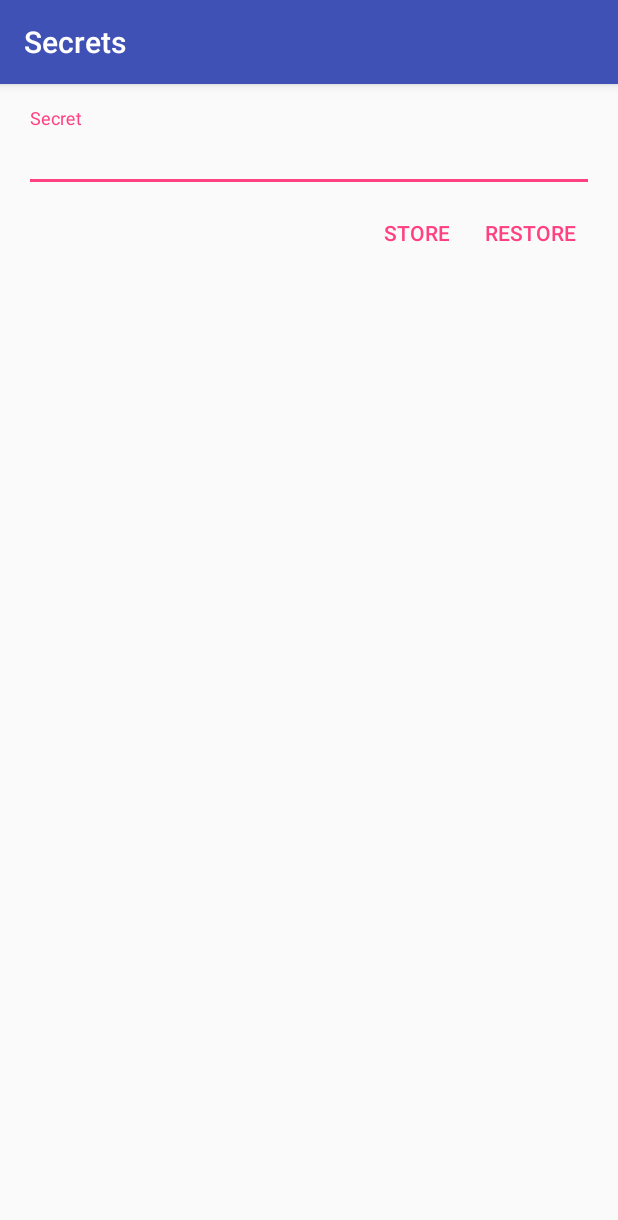
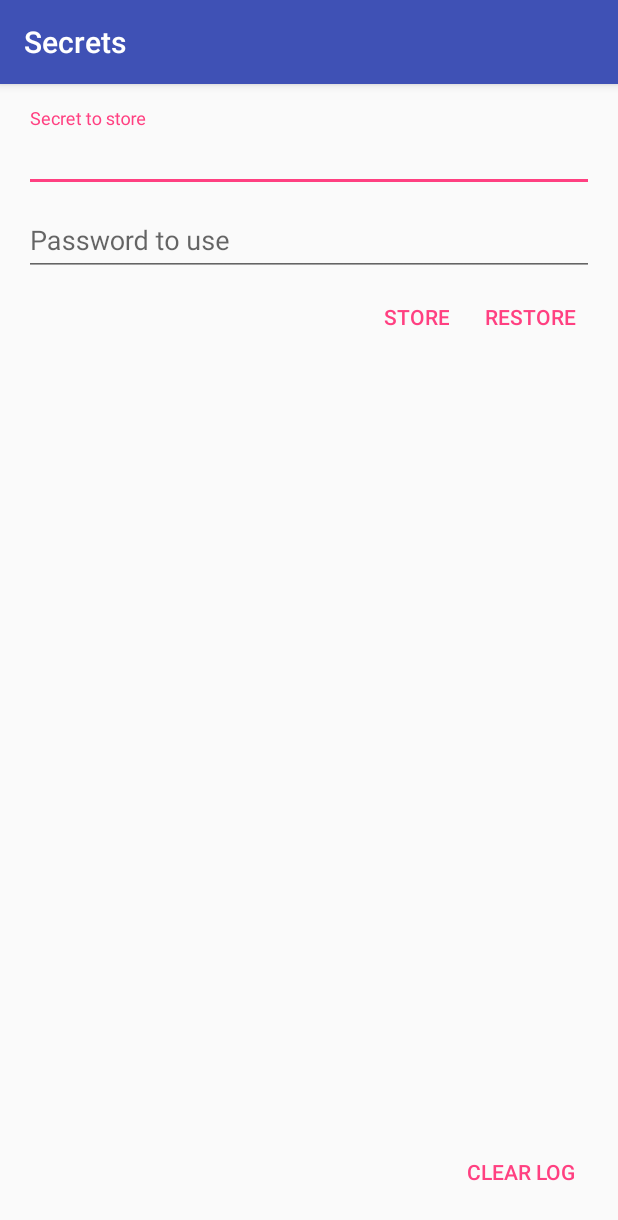
Before and after one commit to yasevich/secrets, an Android app: the screen it shows after launch (MainActivity), on a phone screen of 412 x 824 dp. Shown: the top 1220 px of the screen. Run offline under Robolectric (Android 15) with nearby library versions, the phone set to English and light mode, and no system bars; our stand-ins replace data binding; pictures from the network do not load.

Commit message:
Minor fixes

```diff
--- a/app/build.gradle
+++ b/app/build.gradle
@@ -6,7 +6,7 @@ android {
 
     defaultConfig {
         applicationId "com.github.yasevich.secrets"
-        minSdkVersion 18
+        minSdkVersion 11
         targetSdkVersion 25
         versionCode 1
         versionName "1.0"
--- a/app/src/main/res/layout/activity_main.xml
+++ b/app/src/main/res/layout/activity_main.xml
@@ -21,7 +21,21 @@
                 android:id="@+id/secret"
                 android:layout_width="match_parent"
                 android:layout_height="wrap_content"
-                android:hint="Secret"
+                android:hint="Secret to store"
+                tools:ignore="HardcodedText"/>
+
+        </android.support.design.widget.TextInputLayout>
+
+        <android.support.design.widget.TextInputLayout
+            android:layout_width="match_parent"
+            android:layout_height="wrap_content">
+
+            <EditText
+                android:id="@+id/password"
+                android:layout_width="match_parent"
+                android:layout_height="wrap_content"
+                android:inputType="textVisiblePassword"
+                android:hint="Password to use"
                 tools:ignore="HardcodedText"/>
 
         </android.support.design.widget.TextInputLayout>
@@ -52,7 +66,8 @@
 
         <ScrollView
             android:layout_width="match_parent"
-            android:layout_height="match_parent">
+            android:layout_height="0dp"
+            android:layout_weight="1">
 
             <TextView
                 android:id="@+id/log"
@@ -61,6 +76,15 @@
 
         </ScrollView>
 
+        <Button
+            style="?android:attr/buttonBarButtonStyle"
+            android:id="@+id/clear"
+            android:layout_width="wrap_content"
+            android:layout_height="wrap_content"
+            android:layout_gravity="end"
+            android:text="Clear Log"
+            tools:ignore="HardcodedText"/>
+
     </LinearLayout>
 
 </layout>
```
Also changed, not shown: app/src/main/java/com/github/yasevich/secrets/MainActivity.java (+17 -5 lines).
